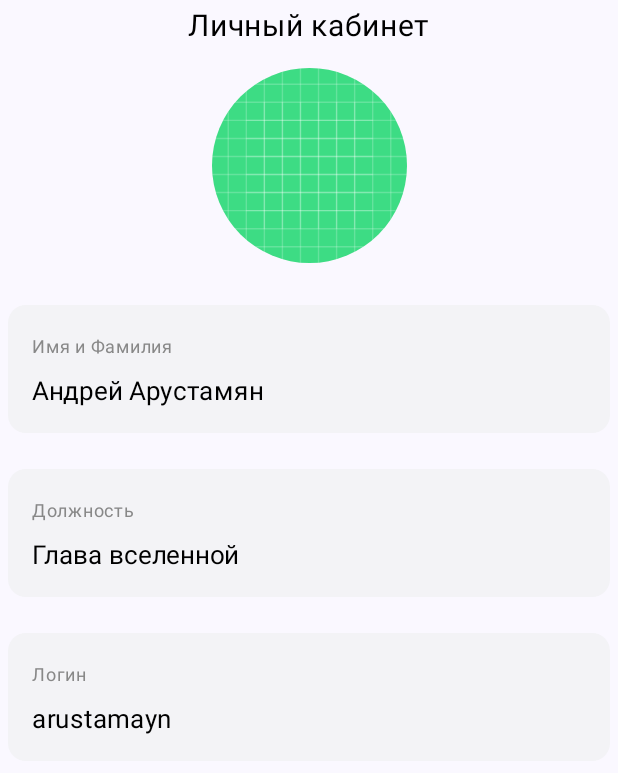
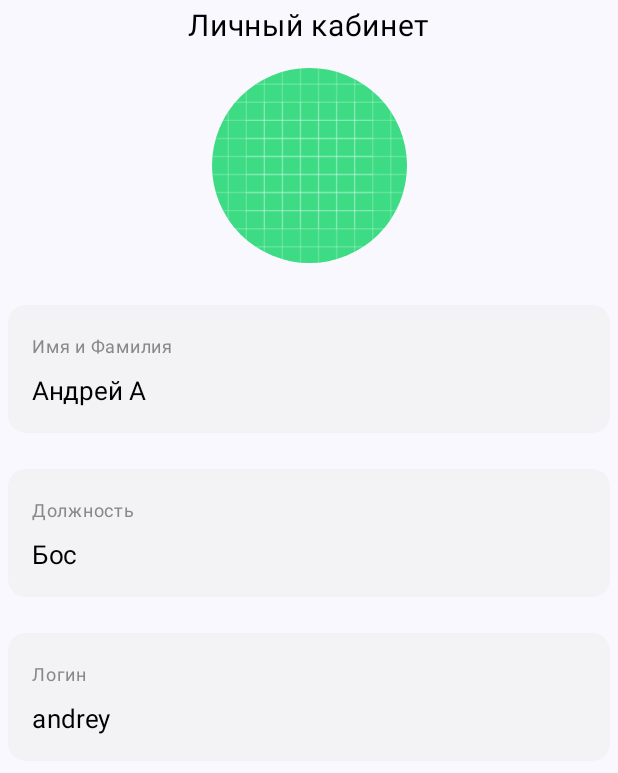
Before and after one commit to nigdgs/openway_access, an Android app built with Jetpack Compose: the composable AccSection shown on its own in the app's theme, on a phone screen of 412 x 824 dp. Shown: the top 773 px of the screen. Run offline under Robolectric (Android 15) with nearby library versions, the phone set to English and light mode, and no system bars.

Commit message:
andrey
Исправление приложения

```diff
--- a/android/OpenWay/app/src/main/java/com/example/openway/MainActivity.kt
+++ b/android/OpenWay/app/src/main/java/com/example/openway/MainActivity.kt
@@ -31,7 +31,6 @@ import androidx.compose.material3.CardDefaults
 import androidx.compose.material3.IconButton
 import androidx.compose.material3.Text
 import androidx.compose.runtime.Composable
-import androidx.compose.runtime.LaunchedEffect
 import androidx.compose.runtime.getValue
 import androidx.compose.runtime.mutableStateOf
 import androidx.compose.runtime.remember
@@ -53,8 +52,8 @@ class MainActivity : ComponentActivity() {
     override fun onCreate(savedInstanceState: Bundle?) {
         super.onCreate(savedInstanceState)
         setContent {
-            //MainScreen()
-            LoginScreen()
+            MainScreen()
+            //LoginScreen()
         }
     }
 }
@@ -239,25 +238,6 @@ fun AccSection (flagTheme: Boolean) { // Функция Личного каби
     // Получаем контекст приложения для доступа к SharedPreferences
     val context = LocalContext.current
 
-    // Создаем состояние для хранения данных пользователя
-    // remember сохраняет значение при перерисовке Composable
-    // mutableStateOf делает значение наблюдаемым для обновления UI
-    var user by remember { mutableStateOf (User(
-        "...", "...", "...", "...",)
-    ) }
-
-    // LaunchedEffect выполняет код при первом запуске Composable
-    // Unit означает, что эффект запустится только один раз
-    LaunchedEffect(Unit) {
-        // Закгружаем пользователя из хранилища
-        val betaUser = LoadUser(context)
-        user = betaUser ?: User (
-            name = "Андрей",
-            surname = "Арустамян",
-            position = "Глава вселенной",
-            login = "arustamayn"
-        )
-    }
 
     val card_color by animateColorAsState( // переменная плавного перехода цвета
         targetValue = if (flagTheme) {
@@ -317,7 +297,7 @@ fun AccSection (flagTheme: Boolean) { // Функция Личного каби
                 Spacer(modifier = Modifier.height(5.dp)) // отступ
 
                 Text (
-                    text = "${user.name} ${user.surname}",
+                    text = "Андрей А",
                     color = if (flagTheme) Color.White else Color.Black,
                     fontSize = 17.sp
                 )
@@ -344,7 +324,7 @@ fun AccSection (flagTheme: Boolean) { // Функция Личного каби
                 Spacer(modifier = Modifier.height(5.dp)) // отступ
 
                 Text (
-                    text = "${user.position}",
+                    text = "Бос",
                     color = if (flagTheme) Color.White else Color.Black,
                     fontSize = 17.sp
                 )
@@ -371,7 +351,7 @@ fun AccSection (flagTheme: Boolean) { // Функция Личного каби
                 Spacer(modifier = Modifier.height(5.dp)) // отступ
 
                 Text (
-                    text = "${user.login}",
+                    text = "andrey",
                     color = if (flagTheme) Color.White else Color.Black,
                     fontSize = 17.sp
                 )
--- a/android/OpenWay/app/src/main/java/com/example/openway/UserData.kt
+++ /dev/null
@@ -1,54 +0,0 @@
-package com.example.openway
-
-import android.content.Context
-
-data class User ( // польлзователь
-    val name: String, // имя
-    val surname: String, // фамилия
-    val position: String, // должность
-    val login: String // логин
-)
-
-
-// Функция сохранения данных пользователя в постоянное хранилище
-fun SaveUser(context: Context, user: User) {
-    // Получаем доступ к хранилищу
-    val storage = context.getSharedPreferences("user_data", Context.MODE_PRIVATE)
-
-    with(storage.edit()) {
-        putString("name", user.name) // сохраняем имя
-        putString("surname", user.surname) // сохраняем имя
-        putString("position", user.position) // сохраняем имя
-        putString("login", user.login) // сохраняем имя
-        apply()
-    }
-}
-
-
-// Функция загрузки данных пользователя из постоянного хранилища
-fun LoadUser (context: Context): User? {
-    // Получаем доступ к хранилищу
-    val storage = context.getSharedPreferences("user_data", Context.MODE_PRIVATE)
-
-    val name = storage.getString("name", null) // загружаем имя
-    val surname = storage.getString("surname", null) // загружаем фамилию
-    val position = storage.getString("position", null)     // Загружаем должность
-    val login = storage.getString("login", null)     // Загружаем должность
-
-    // создаем объект User
-    if (name != null && surname != null && position != null && login != null) {
-        return User(name, surname, position, login)
-    }
-    else {
-        return null
-    }
-}
-
-
-// Функция очищения данных пользователя при выходе из аккаунта
-fun ClearUser(context: Context) {
-    // Получаем доступ к хранилищу
-    val storage = context.getSharedPreferences("user_data", Context.MODE_PRIVATE)
-
-    storage.edit().clear().apply() //
-}
```
Also changed, not shown: android/OpenWay/app/src/main/java/com/example/openway/LoginScreen.kt (+13 -2 lines).
